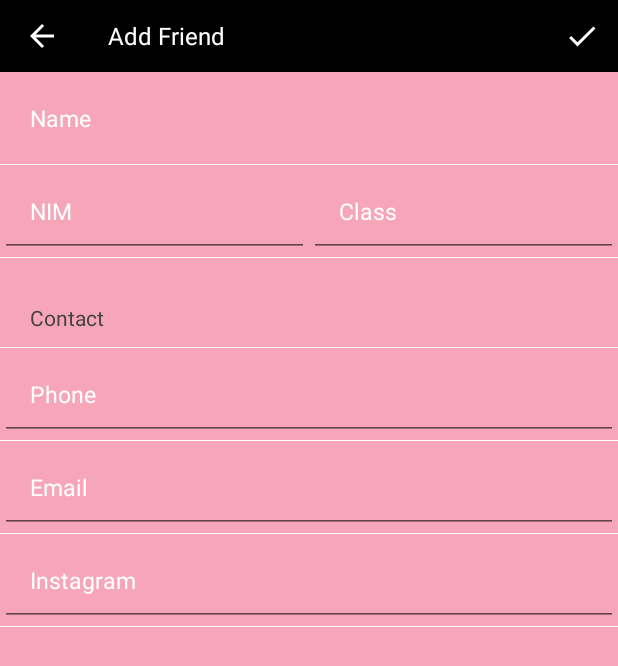
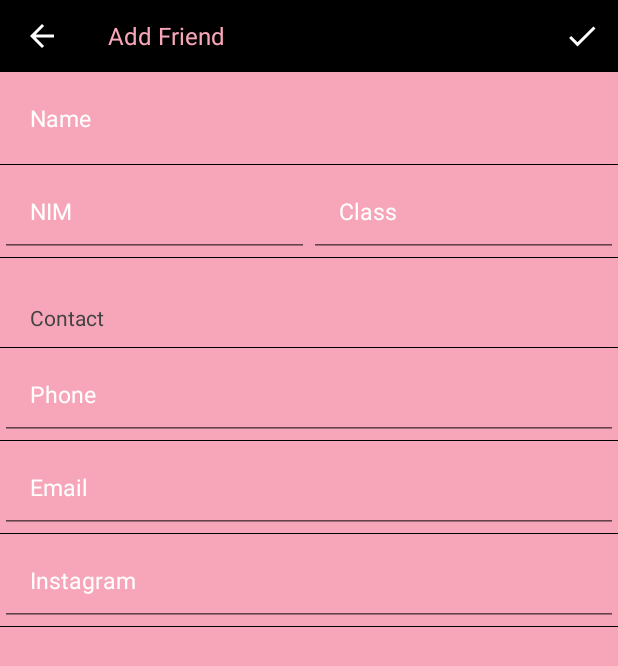
Before and after one commit to pandapol/TUGAS-UAS-10116282, an Android app: the AddEditEditFriendsActivity screen opened directly, with no data from a screen before it, on a phone screen of 412 x 824 dp. Shown: the top 666 px of the screen. Run offline under Robolectric (Android 15) with nearby library versions, the phone set to English and light mode, and no system bars; our stand-ins replace Room's generated code.

Commit message:
4th Commit

```diff
--- a/app/src/main/res/layout/activity_add_edit_friends.xml
+++ b/app/src/main/res/layout/activity_add_edit_friends.xml
@@ -25,7 +25,7 @@
                 android:layout_width="match_parent"
                 android:layout_height="wrap_content"
                 android:text="@string/_title_add_friend"
-                android:textColor="@android:color/white"
+                android:textColor="#f7a6b9"
                 android:textSize="@dimen/toolbarText" />
 
         </android.support.v7.widget.Toolbar>
@@ -43,7 +43,7 @@
         <View
             android:layout_width="match_parent"
             android:layout_height="0.3dp"
-            android:background="@color/colorMuted"/>
+            android:background="@android:color/black"/>
 
         <LinearLayout
             android:layout_width="match_parent"
@@ -79,7 +79,7 @@
         <View
             android:layout_width="match_parent"
             android:layout_height="0.3dp"
-            android:background="@color/colorMuted"/>
+            android:background="@android:color/black"/>
 
         <TextView
             android:layout_width="wrap_content"
@@ -94,7 +94,7 @@
         <View
             android:layout_width="match_parent"
             android:layout_height="0.3dp"
-            android:background="@color/colorMuted"/>
+            android:background="@android:color/black"/>
 
         <EditText
             android:id="@+id/etPhone"
@@ -110,7 +110,7 @@
         <View
             android:layout_width="match_parent"
             android:layout_height="0.3dp"
-            android:background="@color/colorMuted"/>
+            android:background="@android:color/black"/>
 
         <EditText
             android:id="@+id/etEmail"
@@ -125,7 +125,7 @@
         <View
             android:layout_width="match_parent"
             android:layout_height="0.3dp"
-            android:background="@color/colorMuted"/>
+            android:background="@android:color/black"/>
 
         <EditText
             android:id="@+id/etIG"
@@ -140,7 +140,7 @@
         <View
             android:layout_width="match_parent"
             android:layout_height="0.3dp"
-            android:background="@color/colorMuted"/>
+            android:background="@android:color/black"/>
 
     </LinearLayout>
 
--- a/app/src/main/res/layout/activity_friends_detail.xml
+++ b/app/src/main/res/layout/activity_friends_detail.xml
@@ -23,7 +23,7 @@
                 android:layout_width="match_parent"
                 android:layout_height="wrap_content"
                 android:text="@string/title_friend_detail"
-                android:textColor="@android:color/white"
+                android:textColor="#f7a6b9"
                 android:textSize="@dimen/toolbarText" />
 
         </android.support.v7.widget.Toolbar>
--- a/app/src/main/res/layout/fragment_contact.xml
+++ b/app/src/main/res/layout/fragment_contact.xml
@@ -23,7 +23,7 @@
                 android:layout_width="match_parent"
                 android:layout_height="wrap_content"
                 android:text="@string/title_contact"
-                android:textColor="@android:color/white"
+                android:textColor="#f7a6b9"
                 android:textSize="@dimen/toolbarText" />
 
         </android.support.v7.widget.Toolbar>
--- a/app/src/main/res/layout/fragment_friends.xml
+++ b/app/src/main/res/layout/fragment_friends.xml
@@ -24,7 +24,7 @@
                 android:layout_width="match_parent"
                 android:layout_height="wrap_content"
                 android:text="@string/title_friends"
-                android:textColor="@android:color/white"
+                android:textColor="#f7a6b9"
                 android:textSize="@dimen/toolbarText" />
 
         </android.support.v7.widget.Toolbar>
--- a/app/src/main/res/layout/fragment_manager_about.xml
+++ b/app/src/main/res/layout/fragment_manager_about.xml
@@ -14,9 +14,9 @@
         app:layout_constraintEnd_toEndOf="parent"
         app:layout_constraintStart_toStartOf="parent"
         app:layout_constraintTop_toTopOf="parent"
-        app:tabSelectedTextColor="@android:color/white"
+        app:tabSelectedTextColor="#f7a6b9"
         app:tabTextAppearance="@style/Base.TextAppearance.AppCompat.Small"
-        app:tabTextColor="@color/colorMuted">
+        app:tabTextColor="#f7a6b9">
 
         <android.support.design.widget.TabItem
             android:layout_width="wrap_content"
--- a/app/src/main/res/layout/fragment_profile.xml
+++ b/app/src/main/res/layout/fragment_profile.xml
@@ -24,7 +24,7 @@
                 android:layout_width="match_parent"
                 android:layout_height="wrap_content"
                 android:text="@string/title_profile"
-                android:textColor="@android:color/white"
+                android:textColor="#f7a6b9"
                 android:textSize="@dimen/toolbarText" />
 
         </android.support.v7.widget.Toolbar>
```
